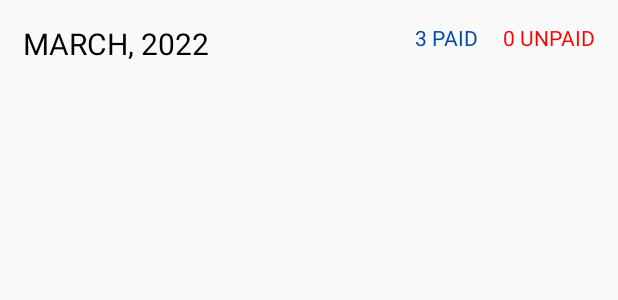
After one commit to karacelly/subscriptly, an Android app: the layout adapter_history_item.xml on its own in the app's theme, with its tools: preview values and no code run, on a phone screen of 412 x 824 dp. The commit adds this screen. Shown: the top 300 px of the screen. Run offline under Robolectric (Android 15) with nearby library versions, the phone set to English and light mode, and no system bars.

Commit message:
add subscription detail history ui

```diff
--- a/app/src/main/java/edu/bluejack21_2/subscriptly/SubscriptionDetail.java
+++ b/app/src/main/java/edu/bluejack21_2/subscriptly/SubscriptionDetail.java
@@ -41,11 +41,11 @@
         });
     }
 
-    public void initComponents(){
+    public void initComponents() {
         toolbar = findViewById(R.id.toolbar);
     }
 
-    private void setFragment(){
+    private void setFragment() {
         Intent intent = getIntent();
 
         DocumentReference findSubscription = SubscriptlyDB.getDB().collection("subscriptions").document(intent.getStringExtra("subscriptionID"));
--- /dev/null
+++ b/app/src/main/java/edu/bluejack21_2/subscriptly/models/TransactionHeader.java
@@ -0,0 +1,4 @@
+package edu.bluejack21_2.subscriptly.models;
+
+public class TransactionHeader {
+}
--- /dev/null
+++ b/app/src/main/res/layout/adapter_history_item.xml
@@ -0,0 +1,45 @@
+<?xml version="1.0" encoding="utf-8"?>
+<FrameLayout xmlns:android="http://schemas.android.com/apk/res/android"
+    xmlns:tools="http://schemas.android.com/tools"
+    android:layout_width="match_parent"
+    android:layout_height="match_parent"
+    xmlns:app="http://schemas.android.com/apk/res-auto"
+    tools:context=".adapter.HistoryItemAdapter">
+
+    <com.google.android.flexbox.FlexboxLayout
+        android:layout_width="match_parent"
+        android:layout_height="wrap_content"
+        android:layout_margin="15dp"
+        app:alignItems="center"
+        app:justifyContent="space_between">
+
+        <TextView
+            android:id="@+id/text_month_history"
+            android:layout_width="wrap_content"
+            android:layout_height="wrap_content"
+            android:textColor="@color/black"
+            android:textSize="20sp"
+            android:text="MARCH, 2022"/>
+
+        <com.google.android.flexbox.FlexboxLayout
+            android:layout_width="120dp"
+            android:layout_height="wrap_content"
+            app:justifyContent="space_between">
+
+            <TextView
+                android:id="@+id/text_paid_history"
+                android:layout_width="wrap_content"
+                android:layout_height="wrap_content"
+                android:textColor="#004AAD"
+                android:text="3 PAID"/>
+
+            <TextView
+                android:id="@+id/text_unpaid_history"
+                android:layout_width="wrap_content"
+                android:layout_height="wrap_content"
+                android:textColor="#ff0000"
+                android:text="0 UNPAID"/>
+        </com.google.android.flexbox.FlexboxLayout>
+    </com.google.android.flexbox.FlexboxLayout>
+
+</FrameLayout>
```
Also changed, not shown: app/src/main/java/edu/bluejack21_2/subscriptly/adapter/HistoryItemAdapter.java (added, +44 -0 lines), app/src/main/java/edu/bluejack21_2/subscriptly/ui/subs_detail/SubscriptionDetailFragment.java (+18 -0 lines).
